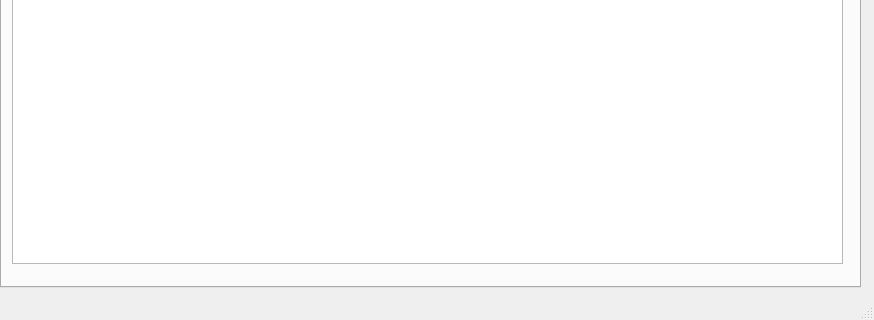
Qt form src/tb_ui/gui_main.ui (ThePi1/SPT-Trader-Builder) before a commit; both pictures show x 0 to 874 and y 292 to 612 of the 874 by 612 pixel window.
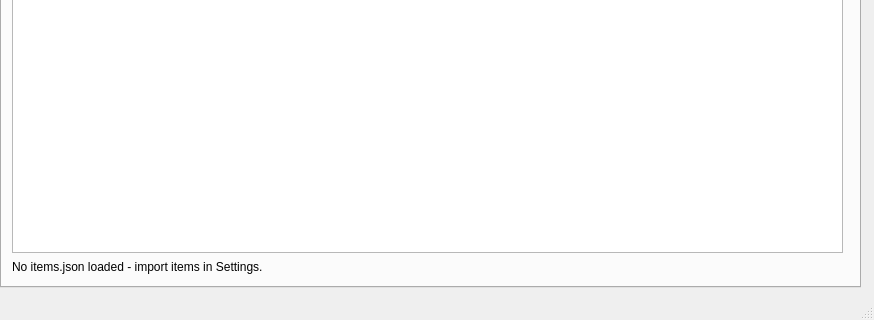
The same form after that commit. The open tabs and pages were chosen to show the change. Icons and pictures are not drawn.

Commit message: Fix remaining issues, add a child-item finder, and unify items.json into one setting

Diff of the .ui file:
```diff
--- a/src/tb_ui/gui_main.ui
+++ b/src/tb_ui/gui_main.ui
@@ -313,7 +313,7 @@
         <x>10</x>
         <y>60</y>
         <width>831</width>
-        <height>451</height>
+        <height>440</height>
        </rect>
       </property>
       <property name="sizeAdjustPolicy">
@@ -347,6 +347,19 @@
        </property>
       </column>
      </widget>
+     <widget class="QLabel" name="lbl_items_status">
+      <property name="geometry">
+       <rect>
+        <x>10</x>
+        <y>504</y>
+        <width>831</width>
+        <height>20</height>
+       </rect>
+      </property>
+      <property name="text">
+       <string>No items.json loaded - import items in Settings.</string>
+      </property>
+     </widget>
     </widget>
    </widget>
   </widget>
```
Left out of the diff: 6 changed lines with no effect on the pictures. The commit also changes 39 other files.
